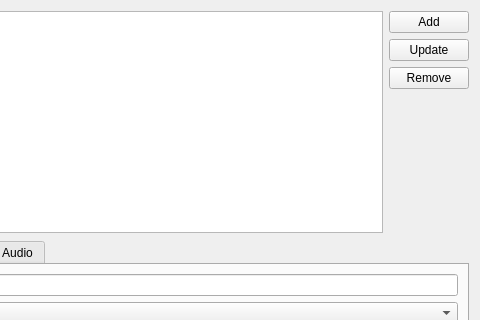
0xd34df00d/leechcraft, file src/plugins/advancednotifications/notificationruleswidget.ui: the form before one commit; both pictures show x 231 to 711 and y 0 to 320 of the 711 by 625 pixel window.
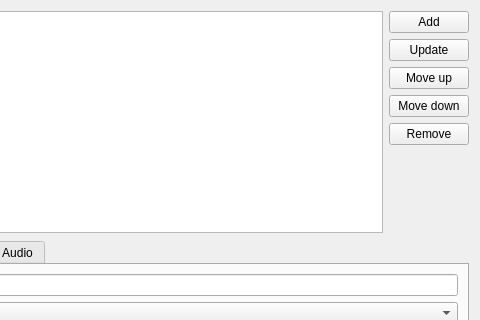
The form after the commit.

Commit message: AN: move rules up/down.

Diff of the .ui file:
```diff
--- a/src/plugins/advancednotifications/notificationruleswidget.ui
+++ b/src/plugins/advancednotifications/notificationruleswidget.ui
@@ -35,6 +35,20 @@
          </property>
         </widget>
        </item>
+       <item>
+        <widget class="QPushButton" name="MoveRuleUp_">
+         <property name="text">
+          <string>Move up</string>
+         </property>
+        </widget>
+       </item>
+       <item>
+        <widget class="QPushButton" name="MoveRuleDown_">
+         <property name="text">
+          <string>Move down</string>
+         </property>
+        </widget>
+       </item>
        <item>
         <widget class="QPushButton" name="RemoveRule_">
          <property name="text">
```
The commit also changes 2 other files.
